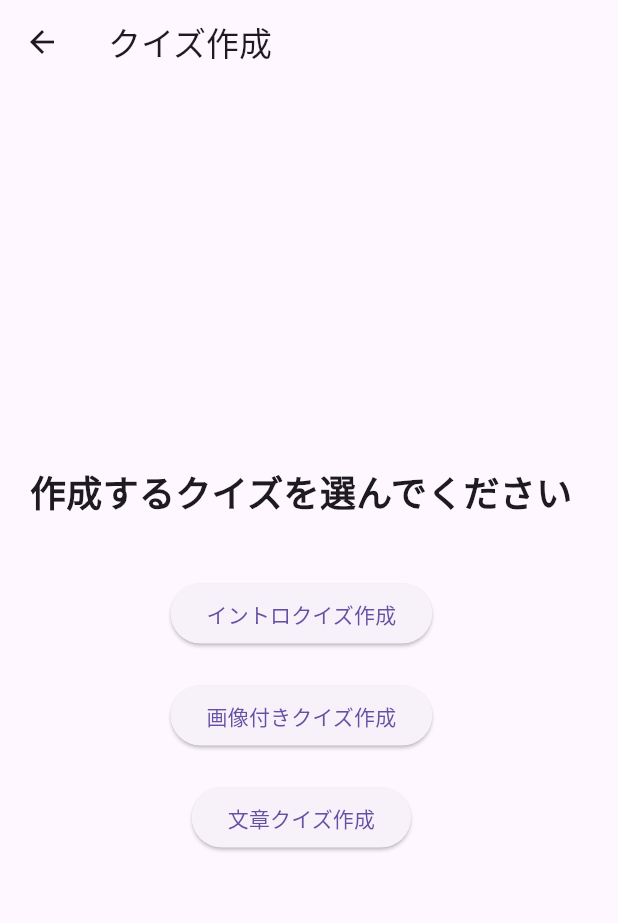
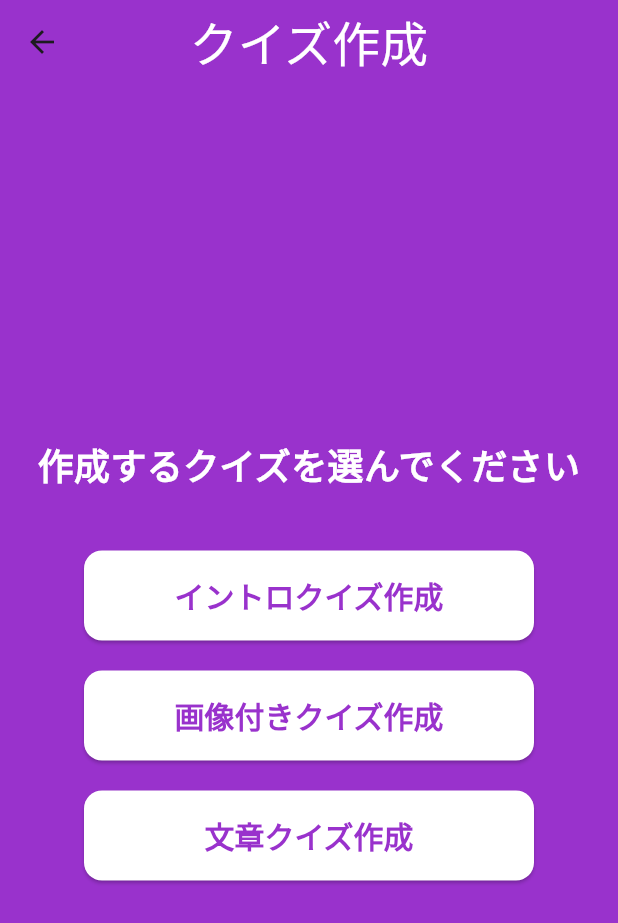
Before and after one commit to kota2929/flutternoyatu, a Flutter app: the QuizTypeSelectionPage screen opened directly, on a phone screen of 412 x 824 dp. Shown: the top 923 px of the screen. Run offline on Flutter 3.47's test engine with Material 3 defaults, Android fonts, the phone set to English and light mode, and no system bars; our stand-ins replace file_picker, just_audio, sqflite; accounts and stored records are empty; network calls fail; Roboto replaces fonts that are missing (PixelMplus).

```diff
--- a/flutter_application_1/lib/CreateQuizMenu.dart
+++ b/flutter_application_1/lib/CreateQuizMenu.dart
@@ -9,10 +9,22 @@ class QuizTypeSelectionPage extends StatelessWidget {
   @override
   Widget build(BuildContext context) {
     return Scaffold(
+      backgroundColor: const Color(0xFF9932CC), // 背景色変更
       appBar: AppBar(
-        title: const Text('クイズ作成'),
+        title: const Text(
+          'クイズ作成',
+          style: TextStyle(
+            color: Colors.white,
+            fontFamily: 'PixelMplus',
+            fontSize: 32,
           ),
-      body: Padding(
+        ),
+        backgroundColor: const Color(0xFF9932CC),
+        elevation: 0,
+        centerTitle: true,
+      ),
+      body: Center(
+        child: Padding(
           padding: const EdgeInsets.all(20.0),
           child: Column(
             mainAxisAlignment: MainAxisAlignment.center,
@@ -22,47 +34,79 @@ class QuizTypeSelectionPage extends StatelessWidget {
                 style: TextStyle(
                   fontSize: 24,
                   fontWeight: FontWeight.bold,
+                  color: Colors.white,
+                  fontFamily: 'PixelMplus',
                 ),
                 textAlign: TextAlign.center,
               ),
               const SizedBox(height: 40),
 
-            ElevatedButton(
+              _buildStyledButton(
+                context,
+                label: 'イントロクイズ作成',
                 onPressed: () {
                   Navigator.push(
                     context,
                     MaterialPageRoute(builder: (context) => const QuizRegisterPage()),
                   );
                 },
-              child: const Text('イントロクイズ作成'),
               ),
 
               const SizedBox(height: 20),
 
-            ElevatedButton(
+              _buildStyledButton(
+                context,
+                label: '画像付きクイズ作成',
                 onPressed: () {
                   Navigator.push(
                     context,
                     MaterialPageRoute(builder: (context) => const QuizRegisterImagePage()),
                   );
                 },
-              child: const Text('画像付きクイズ作成'),
               ),
 
               const SizedBox(height: 20),
 
-            ElevatedButton(
+              _buildStyledButton(
+                context,
+                label: '文章クイズ作成',
                 onPressed: () {
                   Navigator.push(
                     context,
                     MaterialPageRoute(builder: (context) => const QuizRegisterTextPage()),
                   );
                 },
-              child: const Text('文章クイズ作成'),
               ),
             ],
           ),
         ),
+      ),
+    );
+  }
+
+  Widget _buildStyledButton(BuildContext context, {
+    required String label,
+    required VoidCallback onPressed,
+  }) {
+    return SizedBox(
+      width: 300,  // ← 横幅を調整したいサイズに変更
+      height: 60,
+      child: ElevatedButton(
+        onPressed: onPressed,
+        style: ElevatedButton.styleFrom(
+          backgroundColor: Colors.white,
+          foregroundColor: const Color(0xFF9932CC),
+          textStyle: const TextStyle(
+            fontSize: 20,
+            fontFamily: 'PixelMplus',
+            fontWeight: FontWeight.bold,
+          ),
+          shape: RoundedRectangleBorder(
+            borderRadius: BorderRadius.circular(12),
+          ),
+        ),
+        child: Text(label),
+      ),
     );
   }
 }
```
Lines whose indentation alone changed are shown as unchanged.
